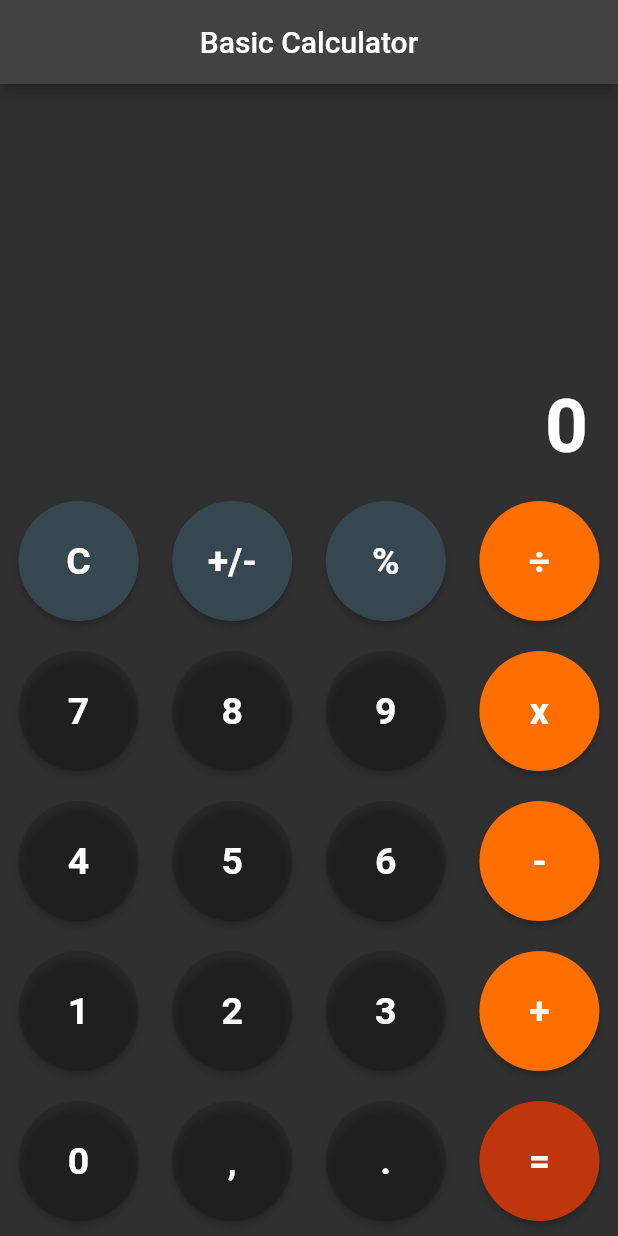
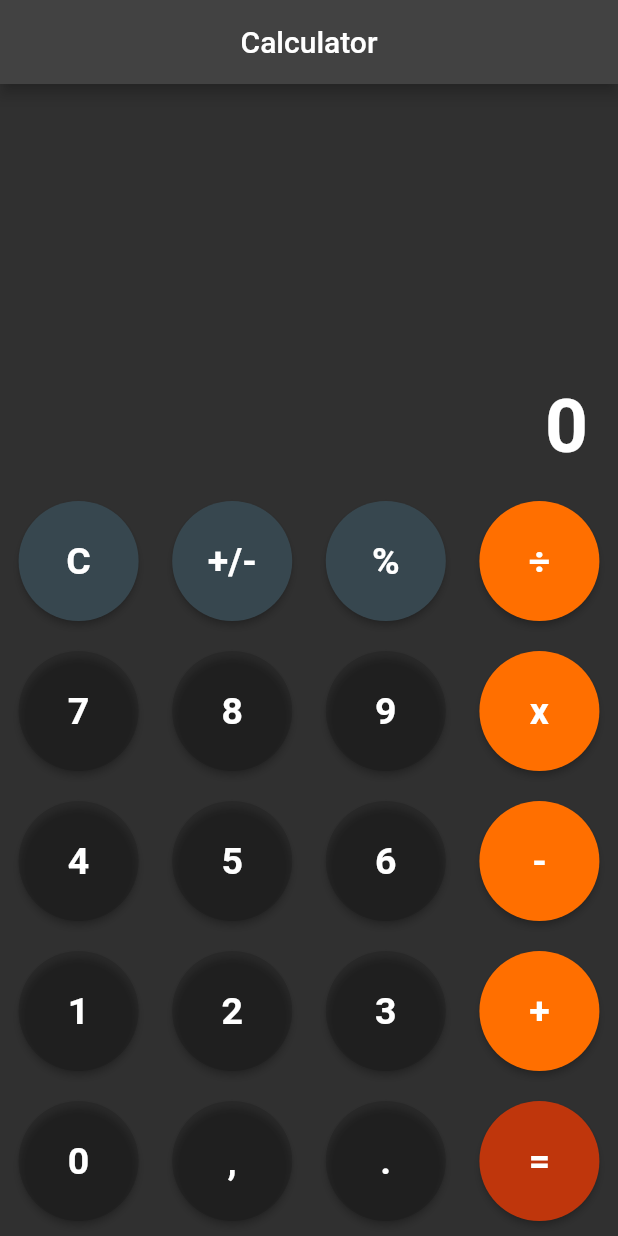
Before and after one commit to mari-liis-truija/Flutter_Calculator, a Flutter app: the screen it shows after launch, on a phone screen of 412 x 824 dp. Run offline on Flutter 3.47's test engine with Material 2 defaults, Android fonts, the phone set to English and light mode, and no system bars.

Commit message:
add new files and change readme

```diff
--- a/02_calculator_logic/lib/screens/calculator_screen.dart
+++ b/02_calculator_logic/lib/screens/calculator_screen.dart
@@ -139,7 +139,7 @@ class _CalculatorScreenState extends State<CalculatorScreen> {
     return Scaffold(
       // backgroundColor: Colors.white10,
       appBar: AppBar(
-        title: Text("Basic Calculator"),
+        title: Text("Calculator"),
         centerTitle: true,
         // backgroundColor: Colors.white10,
       ),
```
Also changed, not shown: 02_calculator_logic/2_calculator-logic.gif (added), 02_calculator_logic/screenshot.png (deleted), 1 other file.
